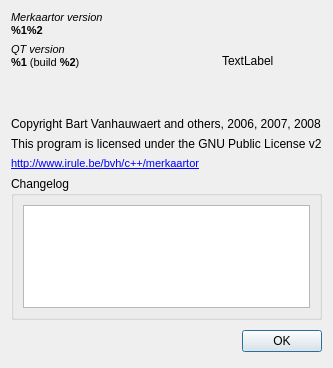
Qt form AboutDialog.ui (openstreetmap/merkaartor) before a commit.
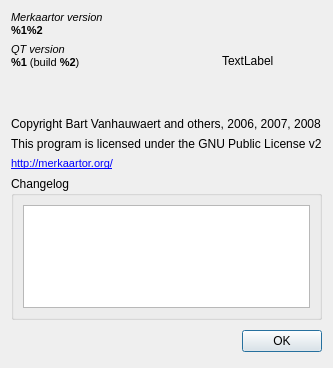
The same form after that commit.

Commit message: FIX : Change URL in about dialog to merkaartor.org.

Patch:
```diff
--- a/AboutDialog.ui
+++ b/AboutDialog.ui
@@ -111,7 +111,7 @@
 &lt;html>&lt;head>&lt;meta name="qrichtext" content="1" />&lt;style type="text/css">
 p, li { white-space: pre-wrap; }
 &lt;/style>&lt;/head>&lt;body style=" font-family:'MS Shell Dlg 2'; font-size:8.25pt; font-weight:400; font-style:normal;">
-&lt;p style=" margin-top:0px; margin-bottom:0px; margin-left:0px; margin-right:0px; -qt-block-indent:0; text-indent:0px;">&lt;a href="http://www.irule.be/bvh/c++/merkaartor">&lt;span style=" text-decoration: underline; color:#0000ff;">http://www.irule.be/bvh/c++/merkaartor&lt;/span>&lt;/a>&lt;/p>&lt;/body>&lt;/html></string>
+&lt;p style=" margin-top:0px; margin-bottom:0px; margin-left:0px; margin-right:0px; -qt-block-indent:0; text-indent:0px;">&lt;a href="http://merkaartor.org/">&lt;span style=" text-decoration: underline; color:#0000ff;">http://merkaartor.org/&lt;/span>&lt;/a>&lt;/p>&lt;/body>&lt;/html></string>
      </property>
      <property name="textInteractionFlags" >
       <set>Qt::LinksAccessibleByMouse|Qt::TextSelectableByMouse</set>
```
The commit also changes 2 other files.
